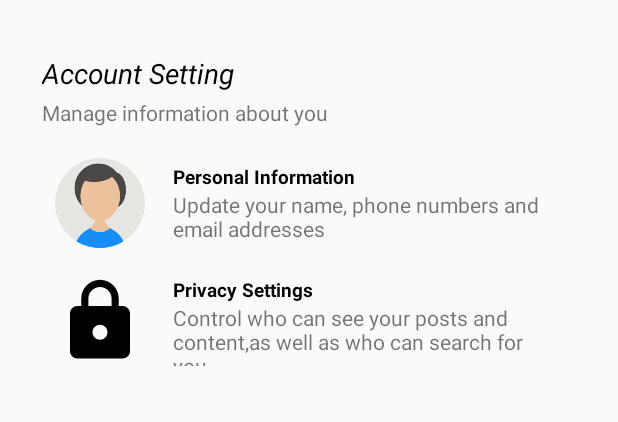
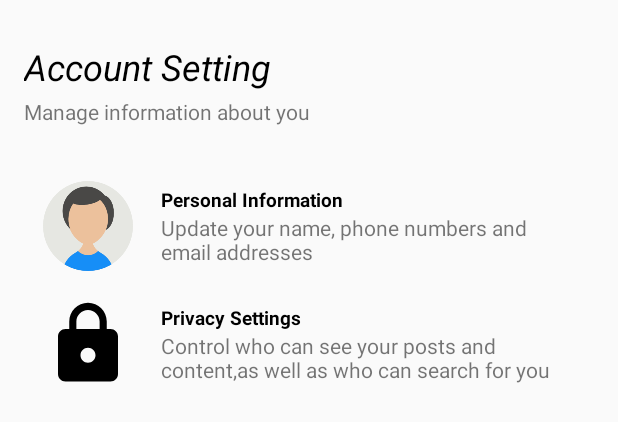
Before and after one commit to 6arek212/AvocadoProject, an Android app: the layout activity_account_settings1.xml on its own in the app's theme, with its tools: preview values and no code run, on a phone screen of 412 x 824 dp. Shown: the top 422 px of the screen. Run offline under Robolectric (Android 15) with nearby library versions, the light colour scheme and no system bars.

Commit message:
ahmad update

```diff
--- a/app/src/main/AndroidManifest.xml
+++ b/app/src/main/AndroidManifest.xml
@@ -32,7 +32,8 @@
         android:roundIcon="@mipmap/ic_launcher_round"
         android:supportsRtl="true"
         android:theme="@style/AppTheme">
-        <activity android:name=".Account_settings1"></activity>
+        <activity android:name=".Personal_information"></activity>
+        <activity android:name=".Account_settings1" />
         <activity
             android:name=".ForgotPasswordActivity"
             android:windowSoftInputMode="adjustPan" />
--- a/app/src/main/java/com/example/testavocado/Settings/MenuFragment.java
+++ b/app/src/main/java/com/example/testavocado/Settings/MenuFragment.java
@@ -10,6 +10,7 @@ import androidx.annotation.NonNull;
 import androidx.annotation.Nullable;
 
 import com.bumptech.glide.Glide;
+import com.example.testavocado.Account_settings1;
 import com.example.testavocado.BaseActivity;
 import com.google.android.material.navigation.NavigationView;
 
@@ -92,7 +93,7 @@ public class MenuFragment extends Fragment {
 
 
                     case R.id.settings:
-                        mContext.startActivity(new Intent(mContext,SettingsActivity.class));
+                        mContext.startActivity(new Intent(mContext, Account_settings1.class));
 
                         break;
 
--- a/app/src/main/res/layout/activity_account_settings1.xml
+++ b/app/src/main/res/layout/activity_account_settings1.xml
@@ -11,15 +11,14 @@
         android:id="@+id/textView6"
         android:layout_width="wrap_content"
         android:layout_height="wrap_content"
-        android:layout_marginStart="28dp"
-        android:layout_marginTop="36dp"
+        android:layout_marginStart="16dp"
+        android:layout_marginTop="28dp"
         android:text="@string/account_settings"
+        android:textColor="@android:color/black"
+        android:textSize="24sp"
+        android:textStyle="italic"
         app:layout_constraintStart_toStartOf="parent"
-        app:layout_constraintTop_toTopOf="parent"
-        android:textColor="@android:color/black"
-        android:textStyle="italic"
-        android:textSize="3mm"
-        />
+        app:layout_constraintTop_toTopOf="parent" />
 
     <TextView
         android:id="@+id/textView7"
@@ -33,10 +32,11 @@
     <LinearLayout
         android:layout_width="match_parent"
         android:layout_height="wrap_content"
-        android:layout_marginStart="24dp"
-        android:layout_marginTop="8dp"
+        android:layout_marginStart="16dp"
+        android:layout_marginTop="24dp"
         android:layout_marginEnd="16dp"
         app:layout_constraintEnd_toEndOf="parent"
+        app:layout_constraintHorizontal_bias="1.0"
         app:layout_constraintStart_toStartOf="@+id/textView7"
         app:layout_constraintTop_toBottomOf="@+id/textView7">
 
--- a/app/src/main/res/layout/merge_settings_center.xml
+++ b/app/src/main/res/layout/merge_settings_center.xml
@@ -10,6 +10,7 @@
         <LinearLayout
             android:layout_width="match_parent"
             android:layout_height="wrap_content"
+            android:id="@+id/linearlayout_personal_information"
             android:orientation="horizontal"
             style="@style/linearlayout_style1"
 
@@ -47,6 +48,7 @@
         <LinearLayout
             android:layout_width="match_parent"
             android:layout_height="wrap_content"
+            android:id="@+id/linearlayout_privacy_settings"
             android:orientation="horizontal"
             style="@style/linearlayout_style1"
             android:layout_marginTop="3mm"
```
Also changed, not shown: app/src/main/java/com/example/testavocado/Account_settings1.java (+37 -1 lines), app/src/main/java/com/example/testavocado/Personal_information.java (added, +67 -0 lines), app/src/main/java/com/example/testavocado/Settings/Personal_information_fragment.java (deleted, +0 -80 lines), app/src/main/res/layout/activity_personal_information.xml (added, +34 -0 lines), app/src/main/res/layout/fragment_personal_iformation.xml (deleted, +0 -24 lines), app/src/main/res/layout/merge_personal_information_edit_center.xml (+6 -6 lines).
